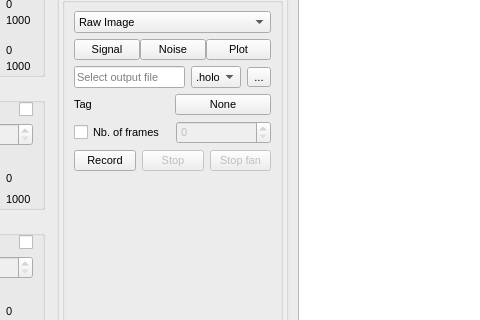
Before: the Qt Designer form Ui/assets/ui/mainwindow.ui in DigitalHolography/Holovibes, drawn with Qt 5; both pictures show x 696 to 1176 and y 250 to 570 of the 1291 by 815 pixel window.
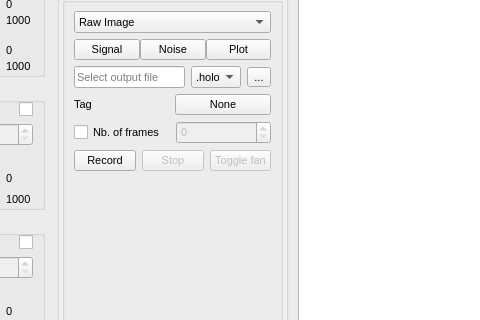
After: the same form once the commit is applied. Custom widgets are drawn as their Qt base class.

```diff
--- a/Ui/assets/ui/mainwindow.ui
+++ b/Ui/assets/ui/mainwindow.ui
@@ -3077,7 +3077,7 @@
                     <string>Stop the fan for 10 second</string>
                    </property>
                    <property name="text">
-                    <string>Stop fan</string>
+                    <string>Toggle fan</string>
                    </property>
                    <property name="shortcut">
                     <string>Ctrl+Z</string>
```
Left out of the diff: 4 changed lines with no effect on the pictures.
